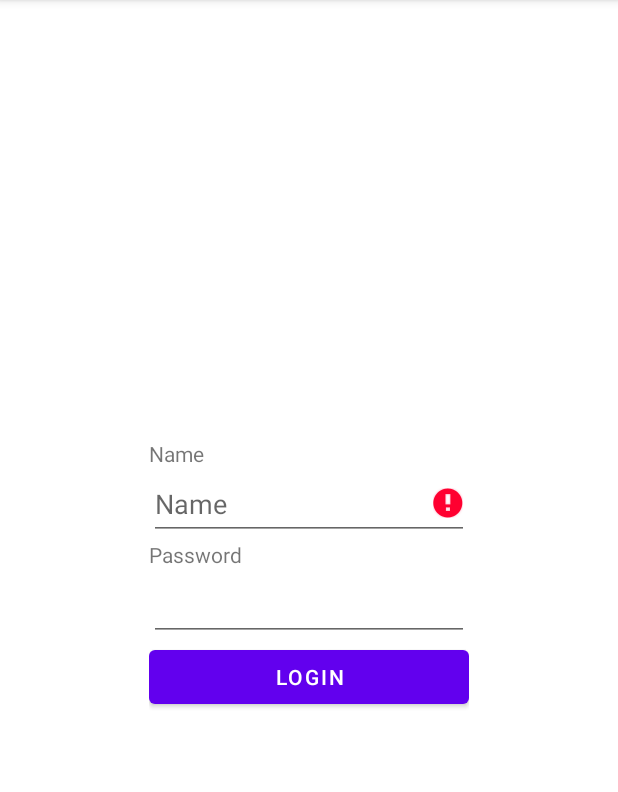
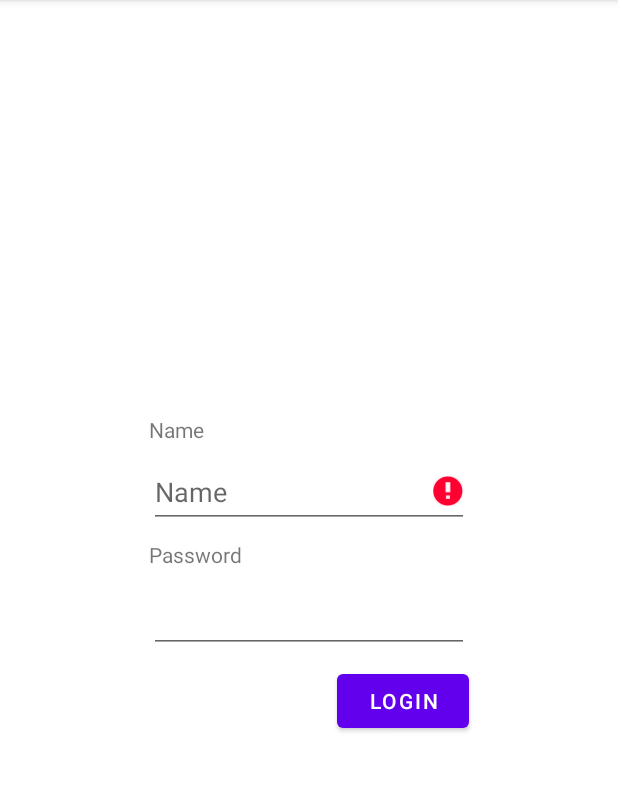
Before and after one commit to alexk2111/LoginApplication, an Android app: the screen it shows after launch (MainActivity), after a tap on "LOGIN", on a phone screen of 412 x 824 dp, the part 84-876 px from its top. Run offline under Robolectric (Android 15) with nearby library versions, the phone set to English and light mode, and no system bars.

Commit message:
refactoring code and add ViewModel

```diff
--- a/app/build.gradle
+++ b/app/build.gradle
@@ -40,6 +40,7 @@ dependencies {
 
     def lottieVersion = "5.0.3"
     def nav_version = "2.4.2"
+    def lifecycle_version = "2.4.1"
 
     implementation 'androidx.core:core-ktx:1.7.0'
     implementation 'androidx.appcompat:appcompat:1.3.0'
@@ -47,6 +48,7 @@ dependencies {
     implementation 'androidx.constraintlayout:constraintlayout:2.0.4'
     implementation "androidx.navigation:navigation-fragment-ktx:$nav_version"
     implementation "androidx.navigation:navigation-ui-ktx:$nav_version"
+    implementation "androidx.lifecycle:lifecycle-viewmodel-ktx:$lifecycle_version"
 // Feature module Support
     implementation "androidx.navigation:navigation-dynamic-features-fragment:$nav_version"
     testImplementation 'junit:junit:4.13.2'
--- a/app/src/main/java/com/onix/okucherenko/loginapplication/LoginFragment.kt
+++ /dev/null
@@ -1,98 +0,0 @@
-package com.onix.okucherenko.loginapplication
-
-import android.os.Bundle
-import androidx.fragment.app.Fragment
-import android.view.LayoutInflater
-import android.view.View
-import android.view.ViewGroup
-import androidx.navigation.fragment.findNavController
-import com.onix.okucherenko.loginapplication.databinding.FragmentLoginBinding
-
-/**
- * A simple [Fragment] subclass.
- * Use the [LoginFragment.newInstance] factory method to
- * create an instance of this fragment.
- */
-class LoginFragment : Fragment() {
-
-    private var _binding: FragmentLoginBinding? = null
-    private val binding get() = _binding!!
-
-
-    override fun onCreate(savedInstanceState: Bundle?) {
-        super.onCreate(savedInstanceState)
-        arguments?.let {
-        }
-    }
-
-    override fun onCreateView(
-        inflater: LayoutInflater, container: ViewGroup?,
-        savedInstanceState: Bundle?
-    ): View? {
-        _binding = FragmentLoginBinding.inflate(inflater, container, false)
-        val view = binding.root
-        return view
-    }
-
-    override fun onViewCreated(view: View, savedInstanceState: Bundle?) {
-        super.onViewCreated(view, savedInstanceState )
-        val editTextUserName = binding.editTextUserName
-        val editTextPassword = binding.editTextPassword
-       binding.button.setOnClickListener {
-           val userName = editTextUserName.text.toString()
-           val userPassword = editTextPassword.text.toString()
-
-           if (checkUserName(userName) && checkPassword(userPassword)) {
-               val amount = editTextUserName.text.toString()
-               val action = LoginFragmentDirections.actionLoginFragmentToResultFragment(amount)
-               findNavController().navigate(action)
-           }
-       }
-    }
-
-    private fun checkUserName(userName: String): Boolean {
-        if (userName.isEmpty() || userName.contains( " ")) {
-            binding.editTextUserName.error = "Field cannot be empty or or contain spaces"
-            return false
-        }
-        return true
-    }
-
-    private fun checkPassword(password: String): Boolean {
-        if (password.uppercase() == password) {
-            binding.editTextPassword.error = "The password must contain lowercase letters"
-            return false
-        } else if ( password.lowercase() == password) {
-            binding.editTextPassword.error = "The password must contain uppercase letters"
-            return false
-        } else if (!password.matches(Regex(".*[0-9]"))) {
-            binding.editTextPassword.error = "The password must contain numbers"
-            return false
-        } else if (password.length < 8) {
-            binding.editTextPassword.error = "The password must contain at least 8 characters"
-            return false
-        }
-        return true
-    }
-    override fun onDestroyView() {
-        super.onDestroyView()
-        _binding = null
-    }
-
-    companion object {
-        /**
-         * Use this factory method to create a new instance of
-         * this fragment using the provided parameters.
-         *
-         * @param param1 Parameter 1.
-         * @param param2 Parameter 2.
-         * @return A new instance of fragment LoginFragment.
-         */
-        @JvmStatic
-        fun newInstance(param1: String, param2: String) =
-            LoginFragment().apply {
-                arguments = Bundle().apply {
-                }
-            }
-    }
-}
--- a/app/src/main/java/com/onix/okucherenko/loginapplication/SplashFragment.kt
+++ b/app/src/main/java/com/onix/okucherenko/loginapplication/SplashFragment.kt
@@ -19,12 +19,6 @@ class SplashFragment : Fragment() {
 
     private var _binding: FragmentSplashBinding? = null
     private val binding get() = _binding!!
-
-    override fun onCreate(savedInstanceState: Bundle?) {
-        super.onCreate(savedInstanceState)
-        arguments?.let {
-        }
-    }
 
     override fun onCreateView(
         inflater: LayoutInflater, container: ViewGroup?,
@@ -69,21 +63,4 @@ class SplashFragment : Fragment() {
         _binding = null
     }
 
-    companion object {
-        /**
-         * Use this factory method to create a new instance of
-         * this fragment using the provided parameters.
-         *
-         * @param param1 Parameter 1.
-         * @param param2 Parameter 2.
-         * @return A new instance of fragment SplashFragment.
-         */
-        // TODO: Rename and change types and number of parameters
-        @JvmStatic
-        fun newInstance(param1: String, param2: String) =
-            SplashFragment().apply {
-                arguments = Bundle().apply {
-                }
-            }
-    }
 }
--- /dev/null
+++ b/app/src/main/java/com/onix/okucherenko/loginapplication/login/LoginFragment.kt
@@ -0,0 +1,89 @@
+package com.onix.okucherenko.loginapplication.login
+
+import android.os.Bundle
+import androidx.fragment.app.Fragment
+import android.view.LayoutInflater
+import android.view.View
+import android.view.ViewGroup
+import androidx.lifecycle.ViewModelProvider
+import androidx.navigation.fragment.findNavController
+import com.onix.okucherenko.loginapplication.R
+import com.onix.okucherenko.loginapplication.databinding.FragmentLoginBinding
+
+/**
+ * A simple [Fragment] subclass.
+ * Use the [LoginFragment.newInstance] factory method to
+ * create an instance of this fragment.
+ */
+class LoginFragment : Fragment() {
+
+    private var _binding: FragmentLoginBinding? = null
+    private val binding get() = _binding!!
+
+    private lateinit var viewModel: LoginViewModel
+
+    override fun onCreateView(
+        inflater: LayoutInflater, container: ViewGroup?,
+        savedInstanceState: Bundle?
+    ): View? {
+        _binding = FragmentLoginBinding.inflate(inflater, container, false)
+        val view = binding.root
+
+        viewModel = ViewModelProvider(this).get(LoginViewModel::class.java)
+
+        return view
+    }
+
+    override fun onViewCreated(view: View, savedInstanceState: Bundle?) {
+        super.onViewCreated(view, savedInstanceState)
+
+        binding.buttonLogin.setOnClickListener {
+            val userName = binding.editTextUserName.text.toString()
+            val userPassword = binding.editTextPassword.text.toString()
+
+            if (checkUserName(userName) && checkPassword(userPassword)) {
+                val amount = viewModel.userName
+                val action = LoginFragmentDirections.actionLoginFragmentToResultFragment(amount)
+                findNavController().navigate(action)
+            }
+        }
+    }
+
+    private fun checkUserName(userName: String): Boolean {
+        if (viewModel.checkUserName(userName)) {
+            return true
+        }
+        binding.editTextUserName.error = getString(R.string.error_login_empty)
+        return false
+    }
+
+    private fun checkPassword(userPassword: String): Boolean {
+
+        when (viewModel.checkPassword(userPassword)) {
+            1 -> {
+                binding.editTextPassword.error = getString(R.string.error_lowercase)
+                return false
+            }
+            2 -> {
+                binding.editTextPassword.error = getString(R.string.error_uppercase)
+                return false
+            }
+            3 -> {
+                binding.editTextPassword.error = getString(R.string.error_number)
+                return false
+            }
+            4 -> {
+                binding.editTextPassword.error = getString(R.string.error_number)
+                return false
+            }
+        }
+
+        return true
+    }
+
+    override fun onDestroyView() {
+        super.onDestroyView()
+        _binding = null
+    }
+
+}
--- /dev/null
+++ b/app/src/main/java/com/onix/okucherenko/loginapplication/login/LoginViewModel.kt
@@ -0,0 +1,27 @@
+package com.onix.okucherenko.loginapplication.login
+
+import androidx.lifecycle.ViewModel
+class LoginViewModel() : ViewModel() {
+
+    var userName = ""
+
+    fun checkUserName(userName: String): Boolean {
+        if (userName.isEmpty() || userName.contains(" ")) {
+            return false
+        }
+        this.userName = userName
+        return true
+    }
+
+    fun checkPassword(userPassword: String): Int {
+
+        when (userPassword) {
+            userPassword.uppercase() -> return 1
+            userPassword.lowercase() -> return 2
+        }
+
+        if (!userPassword.matches(Regex(".*[0-9]"))) return 3
+        if (userPassword.length < 8) return 4
+        return 0
+    }
+}
--- a/app/src/main/res/layout/fragment_login.xml
+++ b/app/src/main/res/layout/fragment_login.xml
@@ -1,49 +1,66 @@
 <?xml version="1.0" encoding="utf-8"?>
-<FrameLayout xmlns:android="http://schemas.android.com/apk/res/android"
+<androidx.constraintlayout.widget.ConstraintLayout xmlns:android="http://schemas.android.com/apk/res/android"
+    xmlns:app="http://schemas.android.com/apk/res-auto"
     xmlns:tools="http://schemas.android.com/tools"
     android:layout_width="match_parent"
     android:layout_height="match_parent"
-    tools:context=".LoginFragment">
+    tools:context=".login.LoginFragment">
 
-    <LinearLayout
+    <TextView
+        android:id="@+id/textViewUserName"
         android:layout_width="wrap_content"
         android:layout_height="wrap_content"
-        android:layout_gravity="center_horizontal|center_vertical"
-        android:orientation="vertical">
-
-        <TextView
-            android:layout_width="match_parent"
-            android:layout_height="match_parent"
-            android:text="@string/text_view_name" />
+        android:text="@string/text_view_name"
+        app:layout_constraintBottom_toTopOf="@+id/editTextUserName"
+        app:layout_constraintStart_toStartOf="@+id/editTextUserName"
+        app:layout_constraintTop_toTopOf="parent"
+        app:layout_constraintVertical_chainStyle="packed" />
 
     <EditText
         android:id="@+id/editTextUserName"
         android:layout_width="wrap_content"
         android:layout_height="wrap_content"
+        android:layout_marginTop="8dp"
         android:ems="10"
+        android:hint="@string/text_edit_name"
         android:inputType="textPersonName"
         android:minHeight="48dp"
-            android:hint="@string/text_edit_name" />
+        app:layout_constraintBottom_toTopOf="@+id/textViewPassword"
+        app:layout_constraintEnd_toEndOf="parent"
+        app:layout_constraintHorizontal_bias="0.5"
+        app:layout_constraintStart_toStartOf="parent"
+        app:layout_constraintTop_toBottomOf="@+id/textViewUserName" />
 
     <TextView
-            android:id="@+id/textView"
+        android:id="@+id/textViewPassword"
         android:layout_width="wrap_content"
         android:layout_height="wrap_content"
-            android:text="@string/text_view_password" />
+        android:layout_marginTop="8dp"
+        android:text="@string/text_view_password"
+        app:layout_constraintBottom_toTopOf="@+id/editTextPassword"
+        app:layout_constraintStart_toStartOf="@+id/editTextUserName"
+        app:layout_constraintTop_toBottomOf="@+id/editTextUserName" />
 
     <EditText
         android:id="@+id/editTextPassword"
-            android:layout_width="match_parent"
+        android:layout_width="wrap_content"
         android:layout_height="wrap_content"
+        android:layout_marginTop="8dp"
         android:ems="10"
         android:inputType="textPassword"
-            android:minHeight="48dp" />
+        android:minHeight="48dp"
+        app:layout_constraintBottom_toTopOf="@+id/buttonLogin"
+        app:layout_constraintStart_toStartOf="@+id/textViewPassword"
+        app:layout_constraintTop_toBottomOf="@+id/textViewPassword" />
 
     <Button
-            android:id="@+id/button"
-            android:layout_width="match_parent"
+        android:id="@+id/buttonLogin"
+        android:layout_width="wrap_content"
         android:layout_height="wrap_content"
-            android:text="@string/button_login" />
-    </LinearLayout>
+        android:layout_marginTop="8dp"
+        android:text="@string/button_login"
+        app:layout_constraintBottom_toBottomOf="parent"
+        app:layout_constraintEnd_toEndOf="@+id/editTextPassword"
+        app:layout_constraintTop_toBottomOf="@+id/editTextPassword" />
 
-</FrameLayout>
+</androidx.constraintlayout.widget.ConstraintLayout>
--- a/app/src/main/res/layout/fragment_result.xml
+++ b/app/src/main/res/layout/fragment_result.xml
@@ -3,7 +3,7 @@
     xmlns:tools="http://schemas.android.com/tools"
     android:layout_width="match_parent"
     android:layout_height="match_parent"
-    tools:context=".ResultFragment">
+    tools:context=".result.ResultFragment">
 
     <TextView
         android:id="@+id/userName"
--- a/app/src/main/res/navigation/main_nav_graph.xml
+++ b/app/src/main/res/navigation/main_nav_graph.xml
@@ -18,7 +18,7 @@
     </fragment>
     <fragment
         android:id="@+id/loginFragment"
-        android:name="com.onix.okucherenko.loginapplication.LoginFragment"
+        android:name="com.onix.okucherenko.loginapplication.login.LoginFragment"
         android:label="fragment_login"
         tools:layout="@layout/fragment_login" >
         <action
@@ -27,7 +27,7 @@
     </fragment>
     <fragment
         android:id="@+id/resultFragment"
-        android:name="com.onix.okucherenko.loginapplication.ResultFragment"
+        android:name="com.onix.okucherenko.loginapplication.result.ResultFragment"
         android:label="fragment_result"
         tools:layout="@layout/fragment_result" >
         <argument
--- a/app/src/main/res/values/strings.xml
+++ b/app/src/main/res/values/strings.xml
@@ -1,6 +1,5 @@
 <resources>
     <string name="app_name">LoginApplication</string>
-    <!-- TODO: Remove or change this placeholder text -->
     <string name="text_view_name">Name</string>
     <string name="load_application">Load Application</string>
     <string name="splash_snack_massage">One moment please</string>
@@ -8,4 +7,10 @@
     <string name="text_view_password">Password</string>
     <string name="text_edit_name">Name</string>
     <string name="testTextView">testTextView</string>
+    <string name="error_lowercase">The password must contain lowercase letters</string>
+    <string name="error_uppercase">The password must contain uppercase letters</string>
+    <string name="error_number">The password must contain numbers</string>
+    <string name="error_8characters">The password must contain at least 8 characters</string>
+    <string name="error_login_empty">Field cannot be empty or contain spaces</string>
+    <string name="welcome">Welcome</string>
 </resources>
```
Also changed, not shown: app/src/main/java/com/onix/okucherenko/loginapplication/ResultFragment.kt (deleted, +0 -68 lines), app/src/main/java/com/onix/okucherenko/loginapplication/result/ResultFragment.kt (added, +50 -0 lines), app/src/main/java/com/onix/okucherenko/loginapplication/result/ResultViewModel.kt (added, +19 -0 lines), app/src/main/res/layout/fragment_splash.xml (+16 -13 lines). Lines whose indentation alone changed are shown as unchanged.
